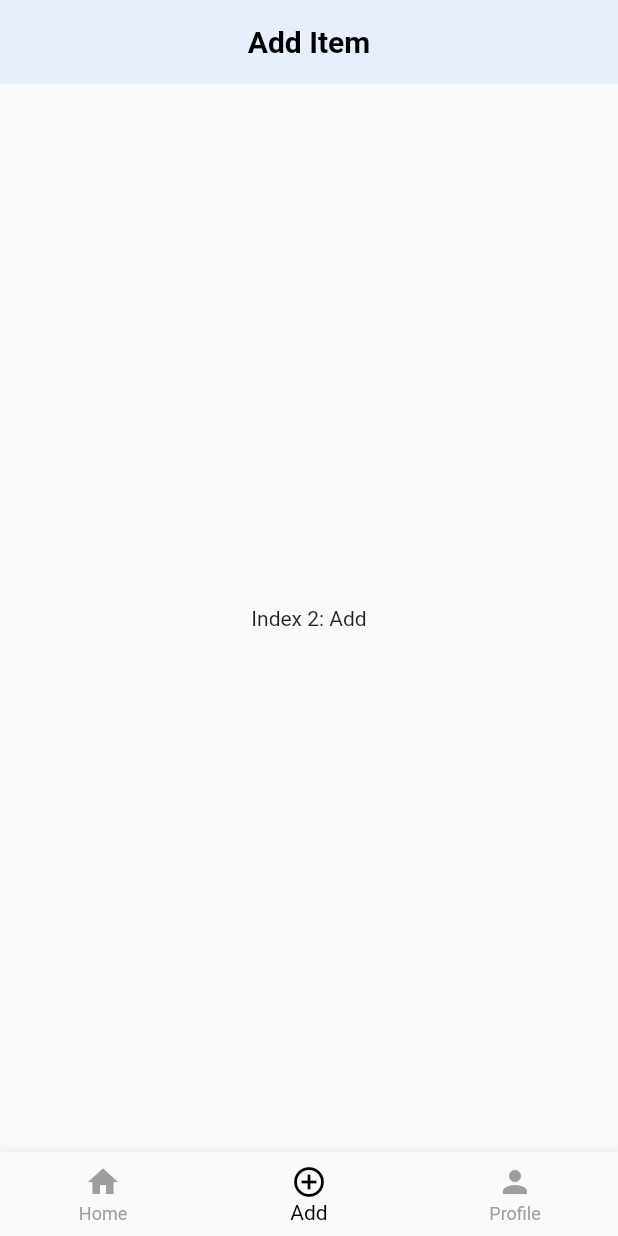
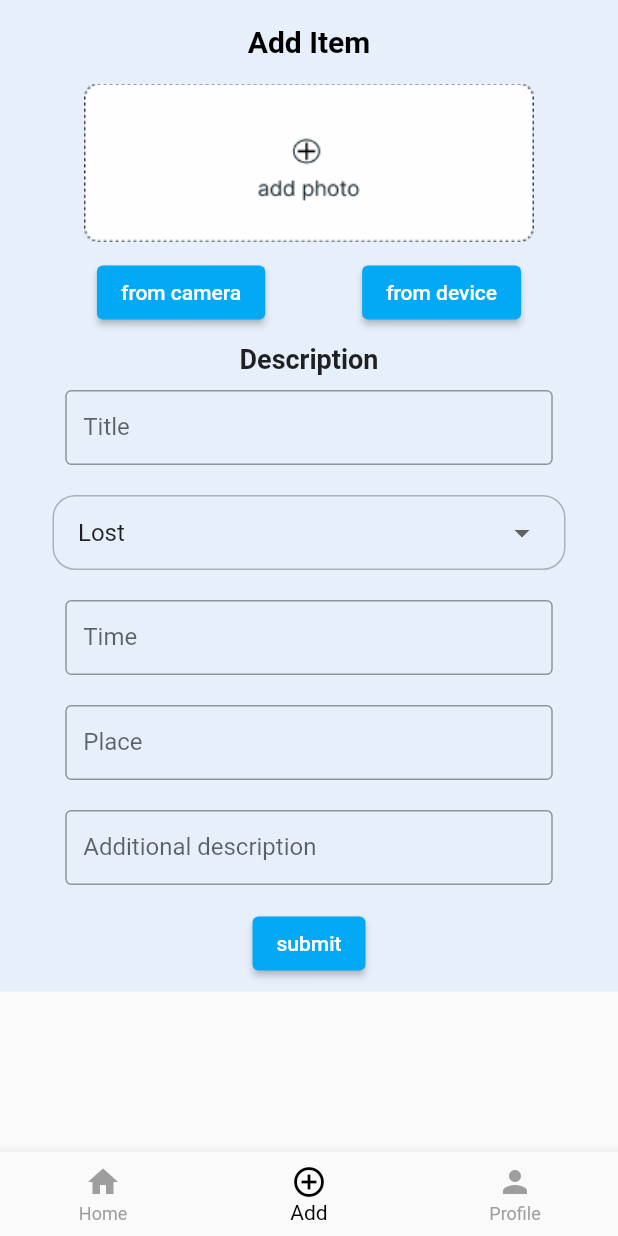
Before and after one commit to Medeu-z/LoFo_SDU, a Flutter app: the HomeWidget screen opened by its route, item 2 of the bottom bar chosen, on a phone screen of 412 x 824 dp. Run offline on Flutter 3.47's test engine with Material 2 defaults, Android fonts, the light colour scheme and no system bars; our stand-ins replace google_fonts, intro_slider.

Commit message:
update addItem screen

```diff
--- a/lib/main.dart
+++ b/lib/main.dart
@@ -17,8 +17,8 @@ class MyApp extends StatelessWidget {
   Widget build(BuildContext context) {
     return MaterialApp(
       title: 'LOFO',
-      theme: ThemeData(
-        primarySwatch: Colors.blue,
+      theme: ThemeData(//.withOpacity(0.1)
+        primarySwatch: Colors.lightBlue,
       ),
       debugShowCheckedModeBanner: false,
       initialRoute: '/slider',
@@ -27,7 +27,7 @@ class MyApp extends StatelessWidget {
         '/main': (context) => const HomeWidget(),
         '/login': (context) => const SigninWidget(),
         '/signup': (context) => const SignupWidget(),
-        '/item_information': (context) => const LoFoItemInfo(),
+        '/item_information': (context) => const LoFoItemInfo()
       },
     );
   }
--- /dev/null
+++ b/lib/widgets/add_item/add_item_page.dart
@@ -0,0 +1,214 @@
+
+import 'dart:io';
+
+import 'package:flutter/material.dart';
+
+import 'package:lofo_app/widgets/login/styled_widgets.dart';
+
+
+class AddItemPageWidget extends StatefulWidget {
+  const AddItemPageWidget({Key? key}) : super(key: key);
+
+  @override
+  _AddItemPageWidgetState createState() => _AddItemPageWidgetState();
+}
+
+class _AddItemPageWidgetState extends State<AddItemPageWidget> {
+
+  String dropdownValue = 'Lost';
+  File? _selectedFile;
+
+  Widget getImageWidget(){
+    if(null == _selectedFile){
+      return Image.asset(
+        "assets/image/add.png",
+        width: 300,
+        height: 105,
+        fit: BoxFit.cover,
+      );
+    }
+    else{
+      return Image.file(
+        _selectedFile!,
+        width: 300,
+        height: 105,
+        fit: BoxFit.cover,
+      );
+    }
+  }
+  List <String> spinnerItems = ['Lost', 'Found'] ;
+
+  void changed(String data){
+    setState(() {
+      dropdownValue = data;
+    });
+  }
+  @override
+  Widget build(BuildContext context) {
+    return Scaffold(
+        resizeToAvoidBottomInset : false,
+        body: Container(color: Colors.blueAccent.withOpacity(0.1),
+          child:
+          SingleChildScrollView(
+            child: Column(
+              children: [
+                Row(
+                  mainAxisAlignment: MainAxisAlignment.center,
+                  children: [
+                    getImageWidget()
+                    // Image.asset('assets/image/add.png')//assets/image/add.png
+                  ],
+                ),
+                Padding(padding: EdgeInsets.only(top: 10),),
+                Row(
+                  mainAxisAlignment: MainAxisAlignment.spaceEvenly,
+                  children: [
+                    ElevatedButton(onPressed:(){
+                    }, child:Text("from camera", style: TextStyle(color: Colors.white))),
+                    ElevatedButton(onPressed:(){
+                    }, child:Text("from device", style: TextStyle(color: Colors.white),)),
+                  ],
+                ),
+                Padding(padding: EdgeInsets.only(top: 10),),
+                const Text("Description", style: TextStyle(fontWeight: FontWeight.bold, fontSize: 18)),
+                Padding(padding: EdgeInsets.only(top: 10),),
+                const SizedBox(
+                  width: 325,
+                  height: 50,
+                  child: TextField(
+                    cursorColor: Color(0xffC19354),
+
+                    // controller: _weightController,
+                    decoration: InputDecoration(
+                        hoverColor: Color(0xffC19354),
+                        focusColor: Color(0xffC19354),
+                        // hintText: "weight (kilograms)",
+                        labelText: "Title",
+                        // labelStyle:
+                        border: OutlineInputBorder()),
+                    keyboardType: TextInputType.text,
+                    obscureText: false,
+                    // maxLines: 3,
+                    // maxLines: 3,
+                    // suffixIcon:
+                  ),
+                ),
+                Padding(padding: EdgeInsets.only(top: 20),),
+
+                Padding(
+                  padding: const EdgeInsets.only(left: 35,right: 35),
+                  child: Container(
+                    padding: EdgeInsets.only(left: 16, right: 16),
+                    decoration: BoxDecoration(
+                        border: Border.all(color: Colors.black26, width: 1),
+                        borderRadius: BorderRadius.circular(15)
+                    ),
+                    child: DropdownButton<String>(
+                      value: dropdownValue,
+                      dropdownColor: Colors.white,
+                      icon: Icon(Icons.arrow_drop_down),
+                      iconSize: 24,
+                      isExpanded: true,
+                      underline: SizedBox(
+                      ),
+                      // elevation: 16,
+                      // style: TextStyle(color: Colors.lightBlueAccent, fontSize: 14),
+                      // underline: Container(
+                      //   height: 2,
+                      //   color: Colors.lightBlueAccent,
+                      // ),
+                      onChanged: (newValue){
+                        setState((){
+                          dropdownValue = newValue!;
+                        });
+                      },
+                      items: spinnerItems.map((String value) {
+                        return DropdownMenuItem(
+                          value: value,
+                          child: Text(value),
+                        );
+                      }).toList(),
+                    ),
+                  ),
+                ),
+                Padding(padding: EdgeInsets.only(top: 20),),
+
+                const SizedBox(
+                  width: 325,
+                  height: 50,
+                  child: TextField(
+                    cursorColor: Color(0xffC19354),
+
+                    // controller: _weightController,
+                    decoration: InputDecoration(
+                        hoverColor: Color(0xffC19354),
+                        focusColor: Color(0xffC19354),
+                        // hintText: "weight (kilograms)",
+                        labelText: "Time",
+                        // labelStyle:
+                        border: OutlineInputBorder()),
+                    keyboardType: TextInputType.datetime,
+                    obscureText: false,
+                    // maxLines: 3,
+                    // maxLines: 3,
+                    // suffixIcon:
+                  ),
+                ),
+                Padding(padding: EdgeInsets.only(top: 20),),
+                const SizedBox(
+                  width: 325,
+                  height: 50,
+                  child: TextField(
+                    cursorColor: Color(0xffC19354),
+
+                    // controller: _weightController,
+                    decoration: InputDecoration(
+                        hoverColor: Color(0xffC19354),
+                        focusColor: Color(0xffC19354),
+                        // hintText: "weight (kilograms)",
+                        labelText: "Place",
+                        // labelStyle:
+                        border: OutlineInputBorder()),
+                    keyboardType: TextInputType.streetAddress,
+                    obscureText: false,
+                    // maxLines: 3,
+                    // maxLines: 3,
+                    // suffixIcon:
+                  ),
+                ),
+
+                Padding(padding: EdgeInsets.only(top: 20),),
+                const SizedBox(
+                  width: 325,
+                  height: 50,
+                  child: TextField(
+                    cursorColor: Color(0xffC19354),
+
+                    // controller: _weightController,
+                    decoration: InputDecoration(
+                        hoverColor: Color(0xffC19354),
+                        focusColor: Color(0xffC19354),
+                        // hintText: "weight (kilograms)",
+                        labelText: "Additional description",
+                        // labelStyle:
+                        border: OutlineInputBorder()),
+                    keyboardType: TextInputType.multiline,
+                    maxLines: null,
+                    obscureText: false,
+                    // maxLines: 3,
+                    // maxLines: 3,
+                    // suffixIcon:
+                  ),
+                ),
+                Padding(padding: EdgeInsets.only(top: 15),),
+                ElevatedButton(onPressed:(){
+                }, child:Text("submit", style: TextStyle(color: Colors.white),)),
+                Padding(padding: EdgeInsets.only(top: 8),),
+
+              ],
+            ),
+          )
+      )
+    );
+  }
+}
--- a/lib/widgets/home.dart
+++ b/lib/widgets/home.dart
@@ -1,6 +1,7 @@
 import 'package:flutter/material.dart';
 import 'package:lofo_app/widgets/profile/profile_page.dart';
 
+import 'add_item/add_item_page.dart';
 import 'home/home_page.dart';
 
 class HomeWidget extends StatefulWidget {
@@ -16,7 +17,7 @@ class _HomeWidgetState extends State<HomeWidget> {
   int _selectedIndex = 0;
   static const List<Widget> _widgetOptions = <Widget>[
     HomePageWidget(),
-    Text('Index 2: Add',),
+    AddItemPageWidget(),
     ProfilePageWidget(),
   ];
 
```
Also changed, not shown: assets/image/add.png (added).
